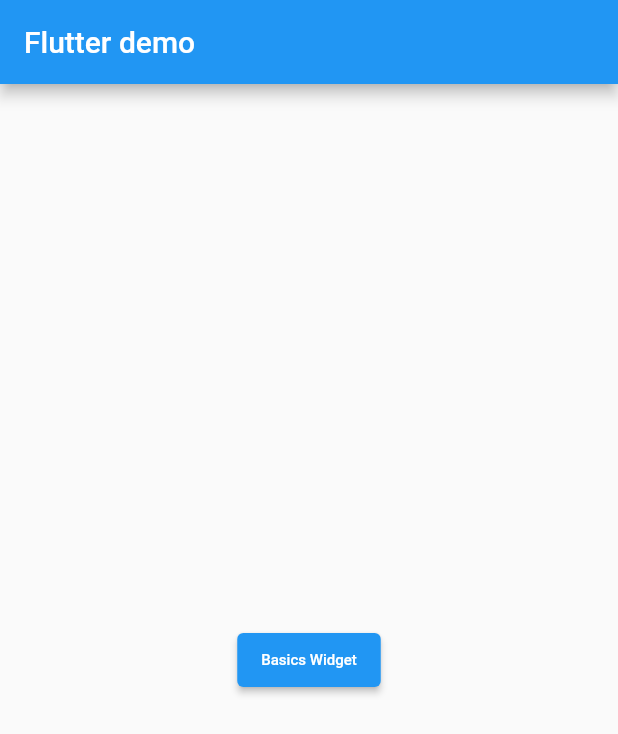
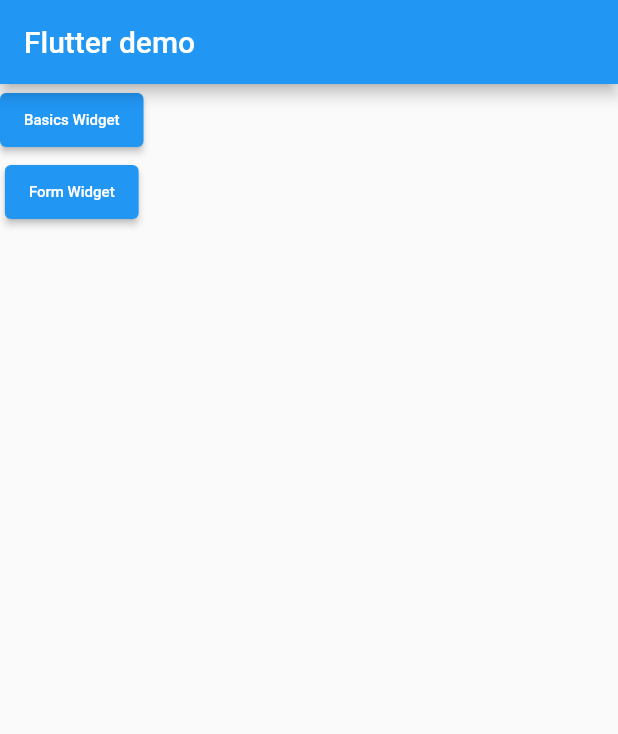
Before and after one commit to Rikkatheworld/flutter_study_demo, a Flutter app: the screen it shows after launch, on a phone screen of 412 x 824 dp. Shown: the top 734 px of the screen. Run offline on Flutter 3.47's test engine with Material 2 defaults, Android fonts, the light colour scheme and no system bars.

Commit message:
Form Widget

```diff
--- a/lib/basics_widget.dart
+++ b/lib/basics_widget.dart
@@ -41,7 +41,7 @@
             prefixIcon: Icon(Icons.lock),
           ),
           obscureText: true,
-        )
+        ),
       ]),
     );
   }
--- a/lib/main.dart
+++ b/lib/main.dart
@@ -1,5 +1,6 @@
 import 'package:flutter/material.dart';
 import 'package:flutter_study_demo/basics_widget.dart';
+import 'package:flutter_study_demo/form_demo.dart';
 
 void main() {
   runApp(const MyApp());
@@ -21,8 +22,9 @@
       appBar: AppBar(
         title: const Text('Flutter demo'),
       ),
-      body: Center(
-        child: ElevatedButton(
+      body: Column(
+        children: [
+          ElevatedButton(
             child: const Text(
               'Basics Widget',
               style: TextStyle(fontSize: 10),
@@ -35,6 +37,20 @@
                       builder: (context) => const BasicsWidgetRoute()));
             },
           ),
+          ElevatedButton(
+            child: const Text(
+              'Form Widget',
+              style: TextStyle(fontSize: 10),
+            ),
+            onPressed: () {
+              print("click press");
+              Navigator.push(
+                  context,
+                  MaterialPageRoute(
+                      builder: (context) => const FormTestRoute()));
+            },
+          ),
+        ],
       ),
     );
   }
```
Also changed, not shown: lib/form_demo.dart (added, +75 -0 lines). Lines whose indentation alone changed are shown as unchanged.
